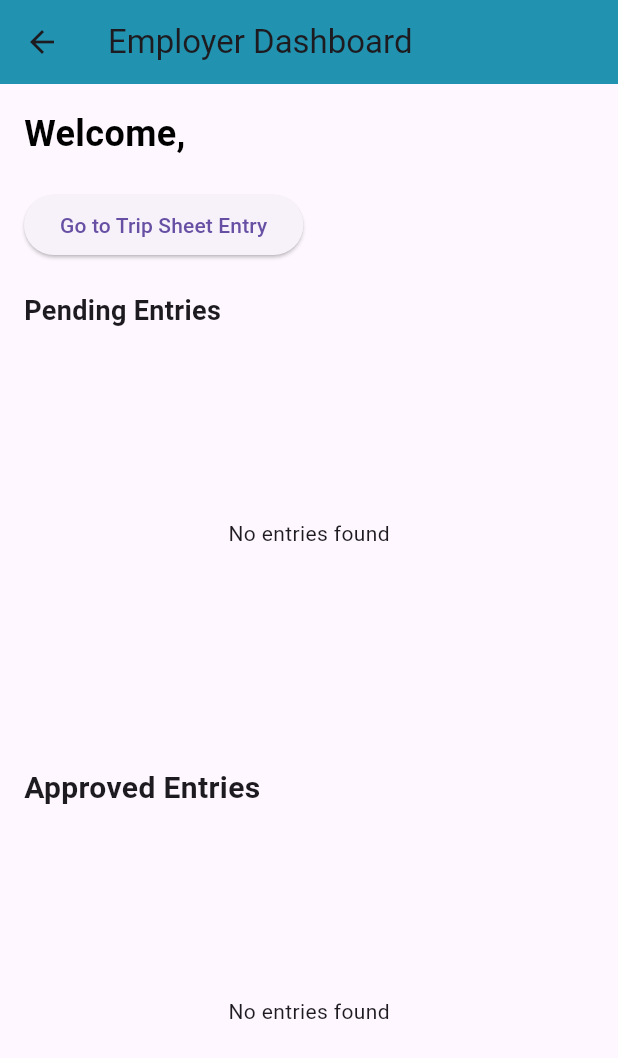
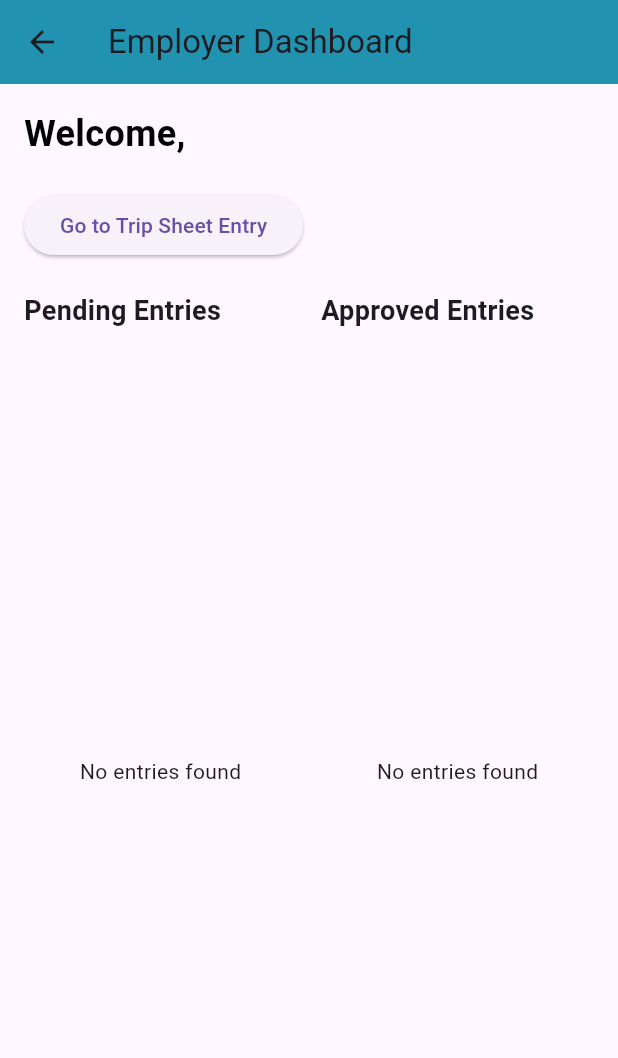
Before and after one commit to alibabakutty/database_app, a Flutter app: the Dashboard screen opened by its route, on a phone screen of 412 x 824 dp. Shown: the top 1058 px of the screen. Run offline on Flutter 3.47's test engine with Material 3 defaults, Android fonts, the phone set to English and light mode, and no system bars; our stand-ins replace cloud_firestore, firebase_auth, firebase_core, google_fonts; accounts and stored records are empty.

Commit message:
pending and approved design almost finish

```diff
--- a/lib/screens/dashboard.dart
+++ b/lib/screens/dashboard.dart
@@ -80,35 +80,42 @@ class _DashboardState extends State<Dashboard> {
               child: const Text('Go to Trip Sheet Entry'),
             ),
             const SizedBox(height: 20),
-            // Pending entries section
+            // Row to display pending and approved entries side by side
+            Expanded(
+              child: Row(
+                children: [
+                  // Left half - Pending Entries
                   Expanded(
                     child: Column(
                       crossAxisAlignment: CrossAxisAlignment.start,
                       children: [
                         const Text(
                           'Pending Entries',
-                    style: TextStyle(fontSize: 18, fontWeight: FontWeight.bold),
+                          style: TextStyle(
+                              fontSize: 18, fontWeight: FontWeight.bold),
                         ),
-                  // Display pending entries
                         Expanded(
                           child: _buildEntriesList(isApproved: false),
                         ),
                       ],
                     ),
                   ),
-            const SizedBox(height: 20),
-            // Approved Entries Section
+                  const SizedBox(width: 16), // Space between the two halves
+                  // Right half - Approved Entries
                   Expanded(
                     child: Column(
                       crossAxisAlignment: CrossAxisAlignment.start,
                       children: [
                         const Text(
                           'Approved Entries',
-                    style: TextStyle(fontSize: 20, fontWeight: FontWeight.bold),
+                          style: TextStyle(
+                              fontSize: 18, fontWeight: FontWeight.bold),
                         ),
-                  // Display approved entries
                         Expanded(
                           child: _buildEntriesList(isApproved: true),
+                        ),
+                      ],
+                    ),
                   ),
                 ],
               ),
--- a/lib/screens/login_page.dart
+++ b/lib/screens/login_page.dart
@@ -343,6 +343,7 @@ class _LoginPageState extends State<LoginPage> {
                         borderSide: BorderSide(color: Colors.blueAccent),
                       ),
                     ),
+                    keyboardType: TextInputType.phone,
                   ),
                   const SizedBox(height: 16),
                   if (errorMessage!.isNotEmpty)
```
Lines whose indentation alone changed are shown as unchanged.
